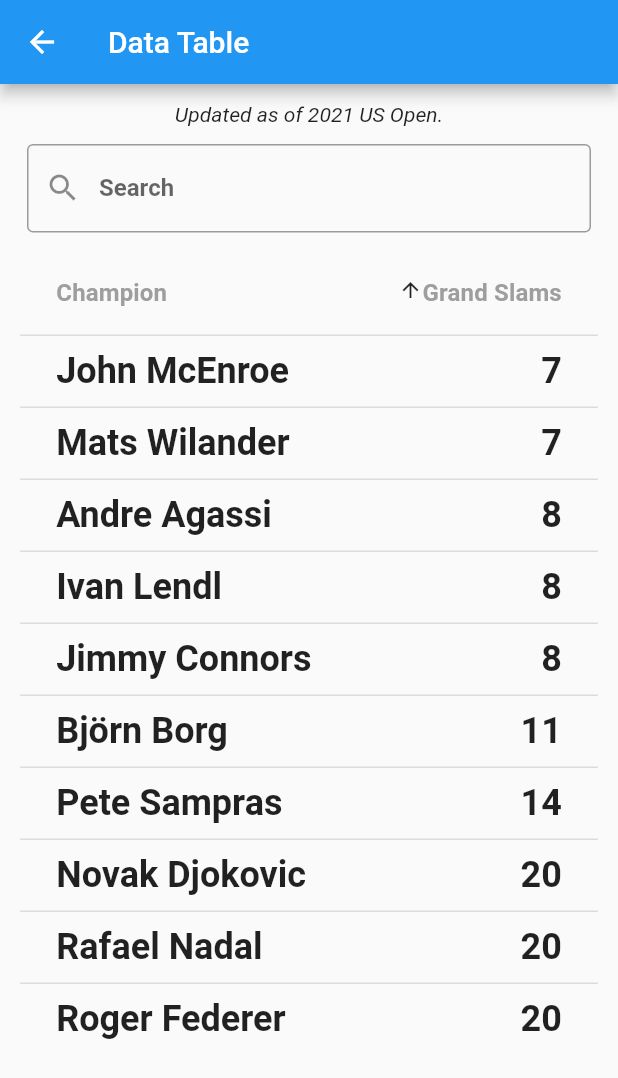
After one commit to geronimol/flutter_examples, a Flutter app: the DataTableScreen screen opened directly, after a tap on "Champion", after a tap on "Grand Slams", on a phone screen of 412 x 824 dp. The commit adds this screen. Shown: the top 1078 px of the screen. Run offline on Flutter 3.47's test engine with Material 2 defaults, Android fonts, the phone set to English and light mode, and no system bars; our stand-ins replace carousel_slider, email_validator, flutter_form_builder, form_builder_validators, mask_text_input_formatter.

Commit message:
datatable with sort and filter

```diff
--- /dev/null
+++ b/lib/models/champion_player.dart
@@ -0,0 +1,11 @@
+class ChampionPlayer {
+  final String name;
+  final int totalGrandSlams;
+
+  ChampionPlayer({ required this.name, required this.totalGrandSlams });
+
+  @override
+  String toString() {
+    return name;
+  }
+}
--- /dev/null
+++ b/lib/screens/datatable_screen.dart
@@ -0,0 +1,164 @@
+import 'package:flutter/material.dart';
+import 'package:flutter_examples/constants.dart';
+import '../models/champion_player.dart';
+
+
+class DataTableScreen extends StatelessWidget {
+  const DataTableScreen({Key? key}) : super(key: key);
+
+  @override
+  Widget build(BuildContext context) {
+    return Scaffold(
+      appBar: AppBar(title: const Text('Data Table'),),
+      body: SafeArea(
+        child: SingleChildScrollView(
+          child: Center(
+            child: ConstrainedBox(
+              constraints: const BoxConstraints(maxWidth: 400),
+              child: const DataTableWidget(),
+            ),
+          ),
+        ),
+      ),
+    );
+  }
+}
+
+class DataTableWidget extends StatefulWidget {
+  const DataTableWidget({Key? key}) : super(key: key);
+
+  @override
+  State<DataTableWidget> createState() => _DataTableWidgetState();
+}
+
+class _DataTableWidgetState extends State<DataTableWidget> {
+  bool sortAscending = false;
+  int sortColumnIndex = 1;
+  final scrollController = ScrollController();
+  List<ChampionPlayer> playersList = [], playersFilteredList =[];
+
+  @override
+  void initState() {
+    loadChampionPlayersList();
+    playersFilteredList = playersList;
+    super.initState();
+  }
+
+  loadChampionPlayersList() {
+    playersList.add(ChampionPlayer(name: 'Roger Federer', totalGrandSlams: 20));
+    playersList.add(ChampionPlayer(name: 'Rafael Nadal', totalGrandSlams: 20));
+    playersList.add(ChampionPlayer(name: 'Novak Djokovic', totalGrandSlams: 20));
+    playersList.add(ChampionPlayer(name: 'Pete Sampras', totalGrandSlams: 14));
+    playersList.add(ChampionPlayer(name: 'Björn Borg', totalGrandSlams: 11));
+    playersList.add(ChampionPlayer(name: 'Jimmy Connors', totalGrandSlams: 8));
+    playersList.add(ChampionPlayer(name: 'Ivan Lendl', totalGrandSlams: 8));
+    playersList.add(ChampionPlayer(name: 'Andre Agassi', totalGrandSlams: 8));
+    playersList.add(ChampionPlayer(name: 'John McEnroe', totalGrandSlams: 7));
+    playersList.add(ChampionPlayer(name: 'Mats Wilander', totalGrandSlams: 7));
+  }
+
+  @override
+  Widget build(BuildContext context) {
+    final size = MediaQuery.of(context).size;
+    const textStyleDataTableTitle = TextStyle(color: Colors.grey, fontSize: 16, fontWeight: FontWeight.w600);
+    const textStyleDataTableCell = TextStyle(color: Colors.black87, fontSize: 24, fontWeight: FontWeight.w600);
+    return Column(
+      children: [
+        const SizedBox(height: kDefaultPadding,),
+
+        /// Description Text
+        const Text('Updated as of 2021 US Open.', style: TextStyle(fontStyle: FontStyle.italic),),
+
+        /// Search bar
+        Padding(
+          padding: const EdgeInsets.all(kDefaultPadding),
+          child: TextField(
+            style: const TextStyle(fontWeight: FontWeight.w600),
+            decoration: const InputDecoration(
+                border: OutlineInputBorder(),
+                labelText: 'Search',
+                prefixIcon: Icon(Icons.search)
+            ),
+            onChanged: (s) {
+              setState(() {
+                playersFilteredList = playersList.where((player) => player.name.toLowerCase().contains(s.toLowerCase())).toList();
+              });
+            },
+          ),
+        ),
+
+        /// DataTable
+        Scrollbar(
+          controller: scrollController,
+          trackVisibility: true,
+          thumbVisibility: true,
+          child: SingleChildScrollView(
+            controller: scrollController,
+            scrollDirection: Axis.horizontal,
+            physics: const ClampingScrollPhysics(),
+            child: DataTable(
+              sortColumnIndex: sortColumnIndex,
+              sortAscending: sortAscending,
+              columnSpacing: size.width > 350 ? null : 20,
+              dataRowHeight: size.width > 350 ? null : 80,
+              columns: <DataColumn>[
+                DataColumn(
+                  onSort: (columnIndex, ascending) {
+                    setState(() {
+                      sortColumnIndex = columnIndex;
+                      sortAscending = ascending;
+                    });
+                    if (columnIndex == 0) {
+                      if (ascending) {
+                        playersFilteredList.sort((a, b) => a.name.toLowerCase().compareTo(b.name.toLowerCase()));
+                      } else {
+                        playersFilteredList.sort((a, b) => b.name.toLowerCase().compareTo(a.name.toLowerCase()));
+                      }
+                    }
+                  },
+                  label: const Text(
+                    'Champion',
+                    style: textStyleDataTableTitle,
+                  ),
+                ),
+                DataColumn(
+                  numeric: true,
+                  onSort: (columnIndex, ascending) {
+                    setState(() {
+                      sortColumnIndex = columnIndex;
+                      sortAscending = ascending;
+                    });
+                    if (columnIndex == 1) {
+                      if (ascending) {
+                        playersFilteredList.sort((a, b) => a.totalGrandSlams.compareTo(b.totalGrandSlams));
+                      } else {
+                        playersFilteredList.sort((a, b) => b.totalGrandSlams.compareTo(a.totalGrandSlams));
+                      }
+                    }
+                  },
+                  label: const Text(
+                    'Grand Slams',
+                    style: textStyleDataTableTitle,
+                  ),
+                ),
+              ],
+              rows: playersFilteredList.map((user) {
+                return DataRow(cells: <DataCell>[
+                  DataCell(
+                    SizedBox(
+                      width: size.width > 350 ? null : size.width * 0.6,
+                      child: Text(user.name, style: textStyleDataTableCell,),
+                    ),
+                  ),
+                  DataCell(
+                    Text('${user.totalGrandSlams}', style: textStyleDataTableCell,),
+                  ),
+                ]);
+              }).toList(),
+            ),
+          ),
+        ),
+      ],
+    );
+  }
+}
--- a/lib/screens/home_screen.dart
+++ b/lib/screens/home_screen.dart
@@ -3,6 +3,7 @@
 import 'package:flutter_examples/screens/carousel_slider_screen.dart';
 import 'package:flutter_examples/screens/common_form_screen.dart';
 import 'package:flutter_examples/screens/countdown_to_date_screen.dart';
+import 'package:flutter_examples/screens/datatable_screen.dart';
 import 'package:flutter_examples/screens/form_builder_screen.dart';
 import 'package:flutter_examples/screens/tabbar_screen.dart';
 import 'package:url_launcher/link.dart';
@@ -14,7 +15,9 @@
   Widget build(BuildContext context) {
     return Scaffold(
       appBar: AppBar(title: const Text('My Flutter Examples'),),
-      body: Padding(
+      body: SafeArea(
+        child: SingleChildScrollView(
+          child: Padding(
             padding: const EdgeInsets.all(kDefaultPadding),
             child: Center(
               child: Column(
@@ -58,7 +61,14 @@
                     onPressed: () => Navigator.of(context).push(MaterialPageRoute(builder: (_) => const CarouselSliderScreen())),
                     child: const Text('Carousel Slider'),
                   ),
+                  const SizedBox(height: kDefaultPadding,),
+                  ElevatedButton(
+                    onPressed: () => Navigator.of(context).push(MaterialPageRoute(builder: (_) => const DataTableScreen())),
+                    child: const Text('Data Table'),
+                  ),
                 ],
+              ),
+            ),
           ),
         ),
       ),
```
Lines whose indentation alone changed are shown as unchanged.
